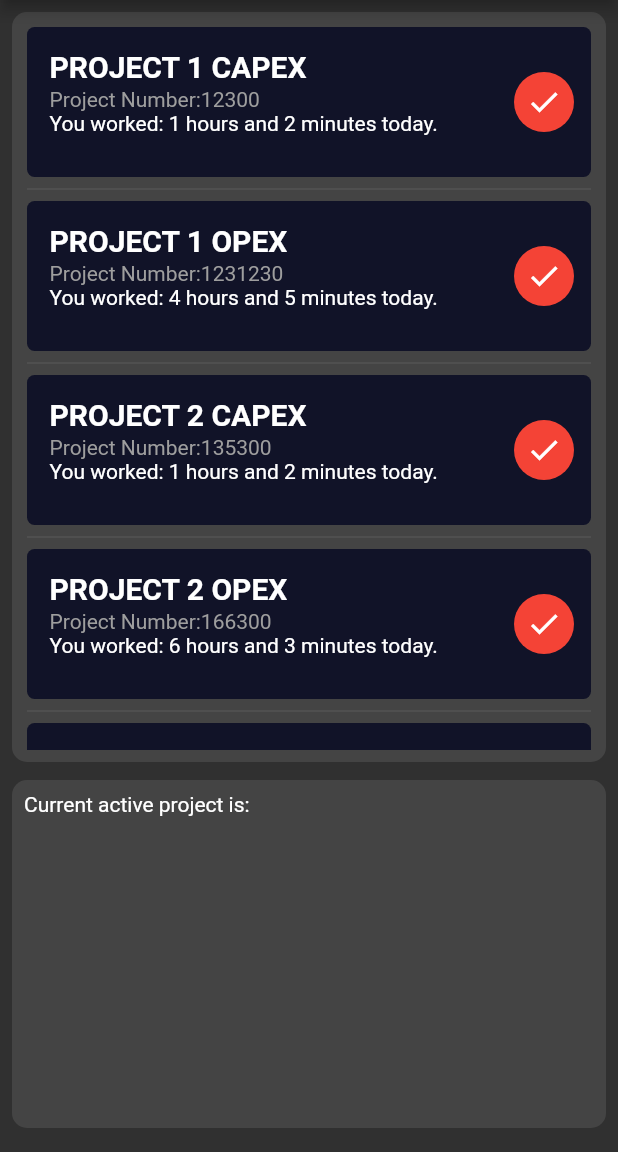
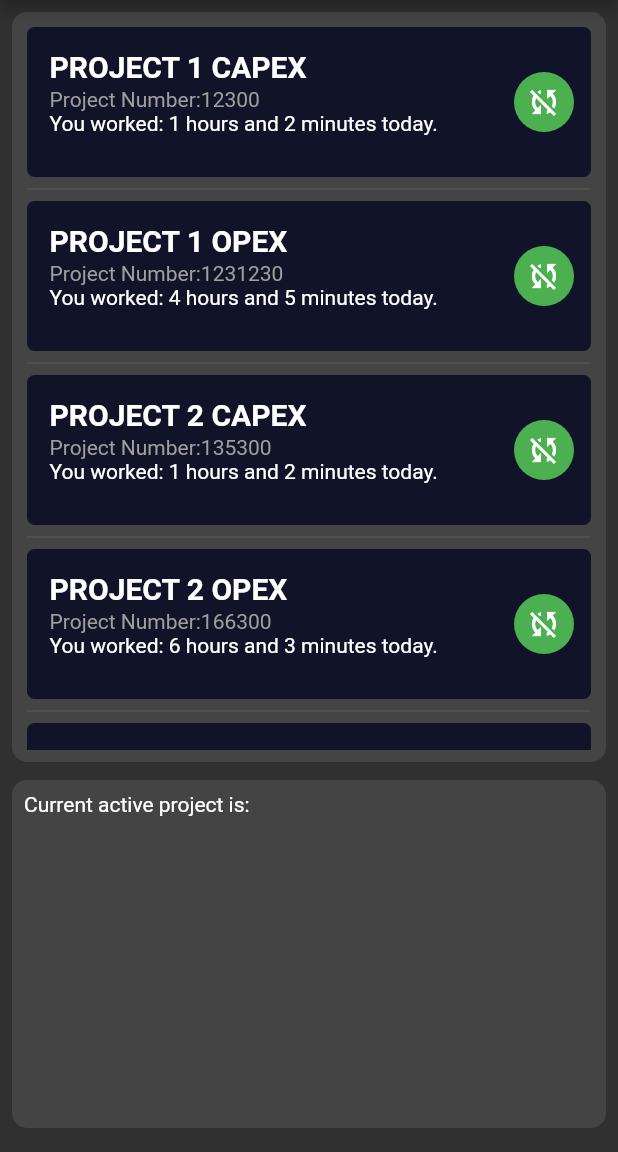
Before and after one commit to hairymanape/timerProject, a Flutter app: the screen it shows after launch, on a phone screen of 412 x 824 dp, the part 84-1236 px from its top. Run offline on Flutter 3.47's test engine with Material 2 defaults, Android fonts, the phone set to English and light mode, and no system bars.

Commit message:
trying to modify the setState to work correctly

```diff
--- a/lib/widgets/projectCard.dart
+++ b/lib/widgets/projectCard.dart
@@ -2,8 +2,8 @@ import 'package:flutter/material.dart';
 import 'package:timer/constants.dart';
 
 class ProjectCard extends StatelessWidget {
-  ProjectCard(
-      {@required this.icon,
+  ProjectCard({
+    @required this.icon,
     @required this.cardColour,
     this.projectList,
     this.projectCode,
@@ -11,7 +11,8 @@ class ProjectCard extends StatelessWidget {
     @required this.textColour,
     this.projectHours,
     this.projectMinutes,
-      this.onPress});
+    this.onPress,
+  });
 
   final IconData icon;
   final Color cardColour;
@@ -62,10 +63,10 @@ class ProjectCard extends StatelessWidget {
             flex: 1,
             //TODO: Modiify the icon color depending on if it is active project or not
             child: CircleAvatar(
-              backgroundColor: Colors.red,
+              backgroundColor: iconColour,
               child: Icon(
                 icon,
-                color: iconColour,
+                color: Colors.white,
               ),
             ),
           )
--- a/lib/widgets/projectListView.dart
+++ b/lib/widgets/projectListView.dart
@@ -17,8 +17,9 @@ class ProjectListView extends StatefulWidget {
 }
 
 class _ProjectListViewState extends State<ProjectListView> {
+  int currentPosition;
+  bool isActive = false;
   final int itemCount = 1;
-  bool isActive = false;
   final List projectList = [
     Project('PROJECT 1 CAPEX', 12300, 1, 2),
     Project('PROJECT 1 OPEX', 1231230, 4, 5),
@@ -27,7 +28,6 @@ class _ProjectListViewState extends State<ProjectListView> {
     Project('PROJECT 3 CAPEX', 1890, 8, 10),
     Project('PROJECT 4 OPEX', 12690, 6, 22),
   ];
-
   @override
   Widget build(BuildContext context) {
     return ListView.separated(
@@ -37,18 +37,21 @@ class _ProjectListViewState extends State<ProjectListView> {
         return GestureDetector(
           onTap: () {
             setState(() {
-              isActive = true;
-
+              //TODO: figure out how to access the index value and set the current Position to that value.
               print('You tapped: ${projectList[index].name}');
+              print(projectList.map((val) {
+                String idx = projectList.indexOf(val).toString();
+                return idx;
+              }));
+              print(projectList.indexOf('PROJECT 1 CAPEX'));
             });
           },
           child: ProjectCard(
             //TODO: Modiify the icon depending on if it is active project or not
-            icon: Icons.check,
-            cardColour:
-                isActive == true ? kActiveCardColour : kInactiveCardColour,
+            icon: Icons.sync_disabled,
+            cardColour: kInactiveCardColour,
             textColour: kInactiveTextColour,
-            iconColour: Colors.white,
+            iconColour: Colors.green,
             projectList: projectList[index].name,
             projectCode: 'Project Number:' + projectList[index].code.toString(),
             projectHours: projectList[index].hours,
@@ -60,3 +63,16 @@ class _ProjectListViewState extends State<ProjectListView> {
     );
   }
 }
+
+/*
+icon: projectList[index].isActive == true
+                ? Icons.check
+                : Icons.sync_disabled,
+            cardColour: projectList[index].isActive == true
+                ? kActiveCardColour
+                : kInactiveCardColour,
+            textColour: kInactiveTextColour,
+            iconColour: projectList[index].isActive == true
+                ? Colors.green
+                : kInactiveCardColour,
+*/
```
Lines whose indentation alone changed are shown as unchanged.
